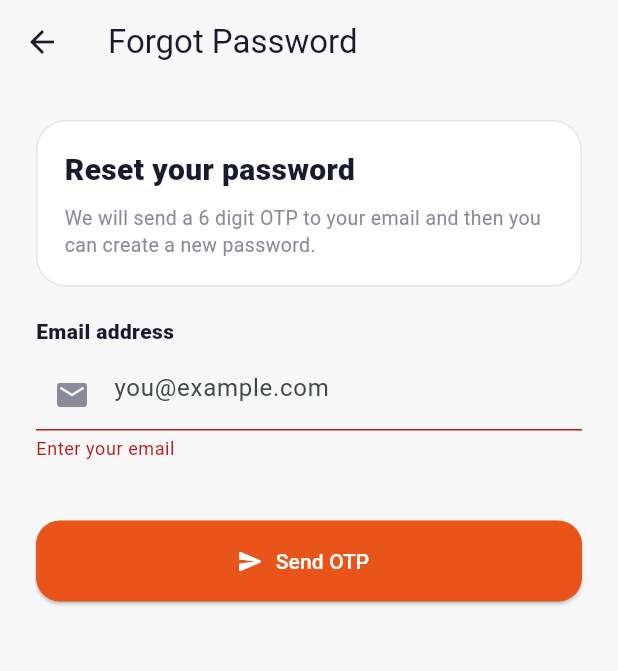
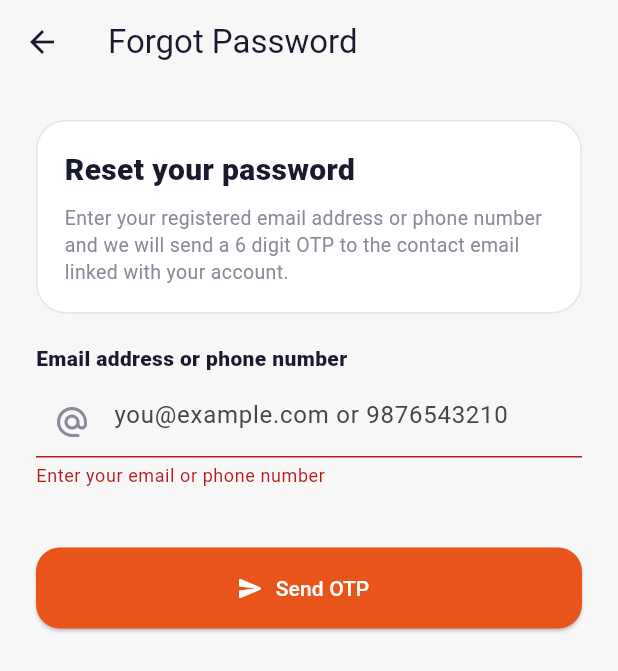
Before and after one commit to doormartdelivery/Doormart_App_UI, a Flutter app: the ForgotPasswordScreen screen opened by its route, after a tap on "Send OTP", on a phone screen of 412 x 824 dp. Shown: the top 671 px of the screen. Run offline on Flutter 3.47's test engine with Material 3 defaults, Android fonts, the phone set to English and light mode, and no system bars; our stand-ins replace firebase_core, firebase_messaging, flutter_dotenv, flutter_local_notifications, flutter_secure_storage, image_picker and 4 more; missing offline and left inert: file_selector, flutter_cashfree_pg_sdk; accounts and stored records are empty; network calls fail.

```diff
--- a/lib/features/delivery/screens/delivery_profile_screen.dart
+++ b/lib/features/delivery/screens/delivery_profile_screen.dart
@@ -1264,7 +1264,7 @@ class _Footer extends StatelessWidget {
     return const Column(
       children: [
         Text(
-          'App Version 4.2.1-stable',
+          'Version 1',
           style: TextStyle(
             fontSize: 12,
             color: _kTextMid,
--- a/lib/models/banner_model.dart
+++ b/lib/models/banner_model.dart
@@ -5,11 +5,13 @@ class BannerModel {
     required this.id,
     required this.title,
     required this.imageUrl,
+    this.logoUrl = '',
     this.active = true,
   });
   final String id;
   final String title;
   final String imageUrl;
+  final String logoUrl;
   final bool active;
 
   factory BannerModel.fromJson(Map<String, dynamic> json) {
@@ -17,6 +19,7 @@ class BannerModel {
       id: json['_id'] as String? ?? json['id'] as String,
       title: json['title'] as String? ?? '',
       imageUrl: NetworkImageUrl.normalize(json['imageUrl'] as String?),
+      logoUrl: NetworkImageUrl.normalize(json['logoUrl'] as String?),
       active: json['active'] as bool? ?? true,
     );
   }
--- a/lib/models/product_model.dart
+++ b/lib/models/product_model.dart
@@ -12,6 +12,7 @@ class ProductModel {
     this.vendorId = 'main',
     this.supplierName = '',
     this.supplierCity = '',
+    this.supplierLogo = '',
     this.description = '',
     this.dashboardSection = 'daily_essentials',
     this.rating = 0,
@@ -29,6 +30,7 @@ class ProductModel {
   final String vendorId;
   final String supplierName;
   final String supplierCity;
+  final String supplierLogo;
   final String description;
   final String dashboardSection;
   final double rating;
@@ -52,6 +54,7 @@ class ProductModel {
       vendorId: json['vendorId'] as String? ?? 'main',
       supplierName: json['supplierName'] as String? ?? '',
       supplierCity: json['supplierCity'] as String? ?? '',
+      supplierLogo: NetworkImageUrl.normalize(json['supplierLogo'] as String?),
       description: json['description'] as String? ?? '',
       dashboardSection:
           json['dashboardSection'] as String? ?? 'daily_essentials',
@@ -73,6 +76,7 @@ class ProductModel {
     'vendorId': vendorId,
     'supplierName': supplierName,
     'supplierCity': supplierCity,
+    'supplierLogo': supplierLogo,
     'description': description,
     'dashboardSection': dashboardSection,
     'rating': rating,
--- a/lib/views/user/forgot_password_screen.dart
+++ b/lib/views/user/forgot_password_screen.dart
@@ -23,7 +23,7 @@ class ForgotPasswordScreen extends StatefulWidget {
 
 class _ForgotPasswordScreenState extends State<ForgotPasswordScreen> {
   final _formKey = GlobalKey<FormState>();
-  final _emailCtrl = TextEditingController();
+  final _identifierCtrl = TextEditingController();
   final _otpCtrl = TextEditingController();
   final _passCtrl = TextEditingController();
   final _confirmCtrl = TextEditingController();
@@ -35,7 +35,7 @@ class _ForgotPasswordScreenState extends State<ForgotPasswordScreen> {
 
   @override
   void dispose() {
-    _emailCtrl.dispose();
+    _identifierCtrl.dispose();
     _otpCtrl.dispose();
     _passCtrl.dispose();
     _confirmCtrl.dispose();
@@ -50,7 +50,7 @@ class _ForgotPasswordScreenState extends State<ForgotPasswordScreen> {
     });
     try {
       await context.read<AppState>().sendPasswordResetOtp(
-            email: _emailCtrl.text.trim(),
+        identifier: _identifierCtrl.text.trim(),
       );
       if (!mounted) return;
       setState(() => _otpSent = true);
@@ -71,7 +71,7 @@ class _ForgotPasswordScreenState extends State<ForgotPasswordScreen> {
     });
     try {
       await context.read<AppState>().resetPasswordWithOtp(
-            email: _emailCtrl.text.trim(),
+        identifier: _identifierCtrl.text.trim(),
         otp: _otpCtrl.text.trim(),
         password: _passCtrl.text,
       );
@@ -127,7 +127,7 @@ class _ForgotPasswordScreenState extends State<ForgotPasswordScreen> {
                     ),
                     SizedBox(height: 8),
                     Text(
-                      'We will send a 6 digit OTP to your email and then you can create a new password.',
+                      'Enter your registered email address or phone number and we will send a 6 digit OTP to the contact email linked with your account.',
                       style: TextStyle(
                         fontSize: 13,
                         color: _kTextMid,
@@ -138,16 +138,25 @@ class _ForgotPasswordScreenState extends State<ForgotPasswordScreen> {
                 ),
               ),
               const SizedBox(height: 20),
-              _FieldLabel('Email address'),
+              _FieldLabel('Email address or phone number'),
               const SizedBox(height: 8),
               _Field(
-                controller: _emailCtrl,
-                hint: 'you@example.com',
-                icon: Icons.email_rounded,
-                keyboardType: TextInputType.emailAddress,
+                controller: _identifierCtrl,
+                hint: 'you@example.com or 9876543210',
+                icon: Icons.alternate_email_rounded,
+                keyboardType: TextInputType.text,
                 validator: (v) {
-                  if (v == null || v.trim().isEmpty) return 'Enter your email';
-                  if (!v.contains('@')) return 'Enter a valid email';
+                  if (v == null || v.trim().isEmpty) {
+                    return 'Enter your email or phone number';
+                  }
+                  final value = v.trim();
+                  final isEmail = value.contains('@');
+                  final isPhone = RegExp(
+                    r'^\+?\d{7,15}$',
+                  ).hasMatch(value.replaceAll(RegExp(r'\s+'), ''));
+                  if (!isEmail && !isPhone) {
+                    return 'Enter a valid email or phone number';
+                  }
                   return null;
                 },
               ),
@@ -157,7 +166,7 @@ class _ForgotPasswordScreenState extends State<ForgotPasswordScreen> {
                 const SizedBox(height: 8),
                 _Field(
                   controller: _otpCtrl,
-                  hint: 'Enter the OTP sent to your email',
+                  hint: 'Enter the OTP sent to your registered email',
                   icon: Icons.pin_rounded,
                   keyboardType: TextInputType.number,
                   validator: (v) {
@@ -182,11 +191,13 @@ class _ForgotPasswordScreenState extends State<ForgotPasswordScreen> {
                           : Icons.visibility_rounded,
                       color: _kTextMid,
                     ),
-                    onPressed: () => setState(() => _obscurePass = !_obscurePass),
+                    onPressed: () =>
+                        setState(() => _obscurePass = !_obscurePass),
                   ),
                   validator: (v) {
                     if (v == null || v.isEmpty) return 'Enter a new password';
-                    if (v.length < 6) return 'Password must be at least 6 characters';
+                    if (v.length < 6)
+                      return 'Password must be at least 6 characters';
                     return null;
                   },
                 ),
@@ -343,9 +354,7 @@ class _PrimaryBtn extends StatelessWidget {
       style: ElevatedButton.styleFrom(
         backgroundColor: _kOrange,
         foregroundColor: Colors.white,
-            shape: RoundedRectangleBorder(
-              borderRadius: BorderRadius.circular(16),
-            ),
+        shape: RoundedRectangleBorder(borderRadius: BorderRadius.circular(16)),
       ),
     ),
   );
```
Also changed, not shown: lib/features/shared/auth/auth_service.dart (+7 -8 lines), lib/providers/app_state.dart (+7 -4 lines), lib/views/admin/admin_dashboard_screen.dart (+30 -0 lines), lib/views/user/profile_screen.dart (+4 -3 lines), lib/views/user/user_home_screen.dart (+152 -60 lines), lib/widgets/product_bottom_sheet.dart (+46 -13 lines), lib/widgets/product_card.dart (+53 -1 lines). Lines whose indentation alone changed are shown as unchanged.
